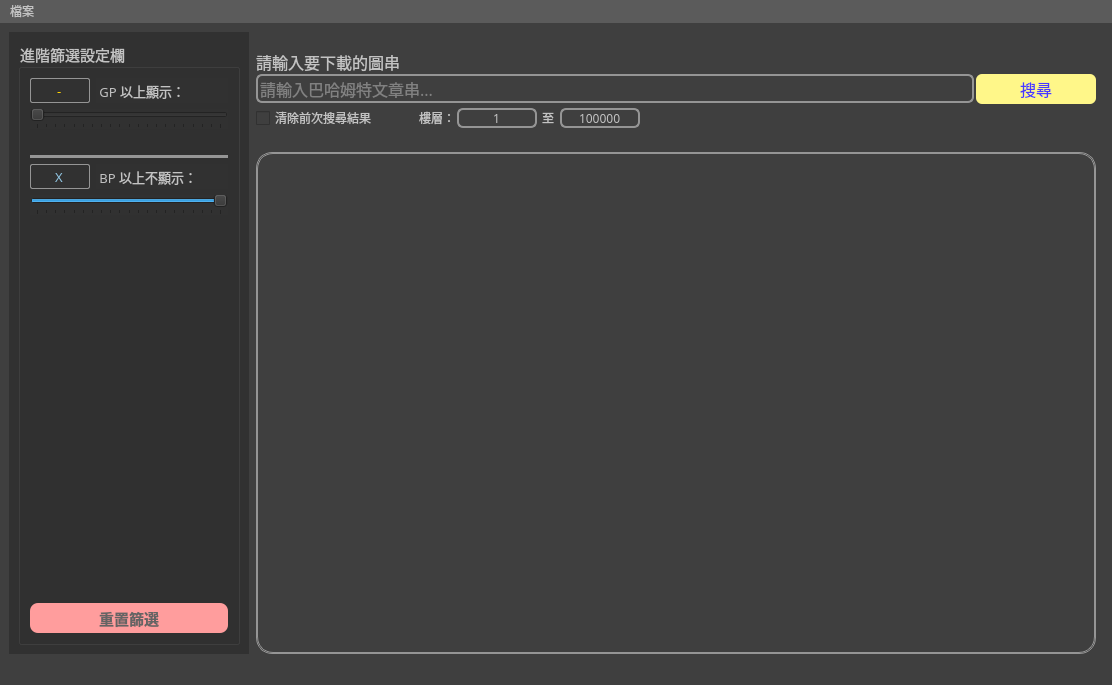
Above: resource/ui/mainwindow.ui from Bill2015/PyQt-Bahamut-Image-Downloader before the change. Below: the same form after it.
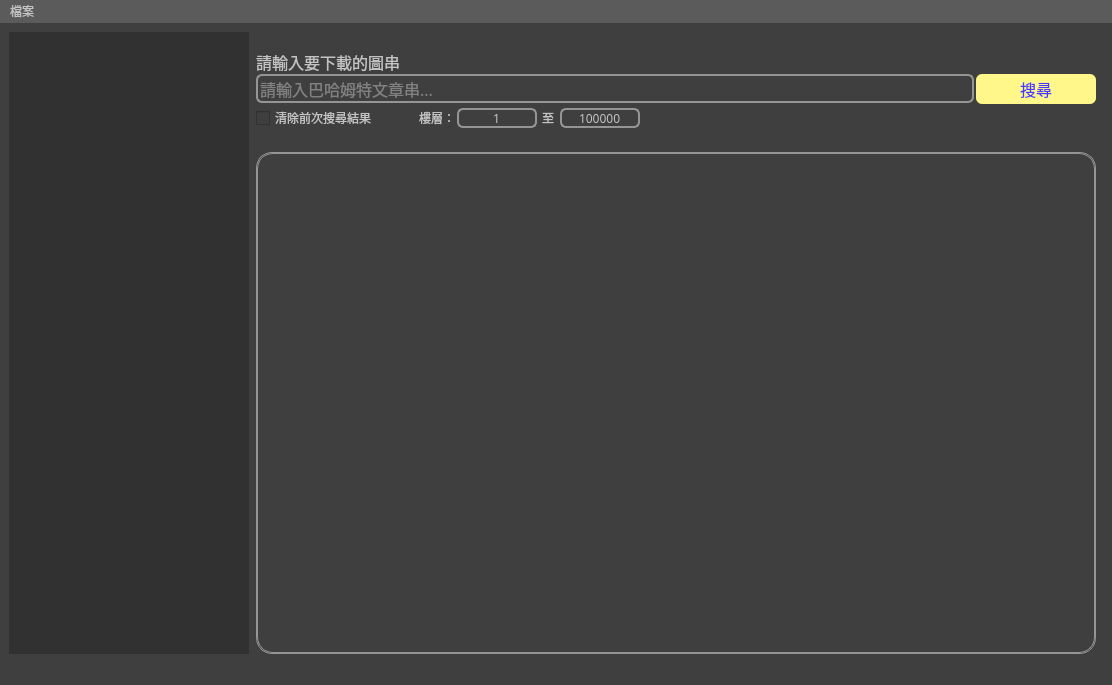
That is the form after the change.

Commit message:
Separate the Filter Widget
Change:
- Filter Widget separate a single ui

Todo:
- Store user filter setting and history.
- Image Scale function.
- Sorting Button (Floor, GP, BP)

Knowing Issue:
- when user remove the image, and reset it. the animation will playing incorrectly.
- Zip file, will occur the qt.gui.icc: fromIccProfile: failed minimal tag size sanity. KeepTracking
- When scrolling too fast, the program will crash immediately. KeepTracking
- Memery Leak is obvious on GIF

Diff of the .ui file:
```diff
--- a/resource/ui/mainwindow.ui
+++ b/resource/ui/mainwindow.ui
@@ -57,267 +57,10 @@
        </size>
       </property>
       <property name="styleSheet">
-       <string notr="true">background-color:rgb(49, 49, 49)</string>
-      </property>
-      <layout class="QVBoxLayout" name="verticalLayout">
-       <item>
-        <widget class="QGroupBox" name="filterGroupBox">
-         <property name="font">
-          <font>
-           <family>微軟正黑體</family>
-           <pointsize>11</pointsize>
-          </font>
-         </property>
-         <property name="styleSheet">
-          <string notr="true">color:rgb(195, 195, 195)</string>
-         </property>
-         <property name="title">
-          <string>進階篩選設定欄</string>
-         </property>
-         <layout class="QVBoxLayout" name="verticalLayout_4">
-          <item>
-           <layout class="QHBoxLayout" name="horizontalLayout_3">
-            <item>
-             <widget class="QLineEdit" name="gpLineEdit">
-              <property name="minimumSize">
-               <size>
-                <width>0</width>
-                <height>25</height>
-               </size>
-              </property>
-              <property name="maximumSize">
-               <size>
-                <width>60</width>
-                <height>16777215</height>
-               </size>
-              </property>
-              <property name="font">
-               <font>
-                <family>微軟正黑體</family>
-                <pointsize>10</pointsize>
-               </font>
-              </property>
-              <property name="styleSheet">
-               <string notr="true">color:rgb(255, 213, 1);
-border-style: solid;
-border-color: rgb(149, 149, 149);
-border-width: 1px;
-border-radius:2px;</string>
-              </property>
-              <property name="text">
-               <string>-</string>
-              </property>
-              <property name="alignment">
-               <set>Qt::AlignCenter</set>
-              </property>
-             </widget>
-            </item>
-            <item>
-             <widget class="QLabel" name="gpDisplayLabel">
-              <property name="font">
-               <font>
-                <family>微軟正黑體</family>
-                <pointsize>10</pointsize>
-               </font>
-              </property>
-              <property name="styleSheet">
-               <string notr="true">color:rgb(195, 195, 195)</string>
-              </property>
-              <property name="text">
-               <string> GP 以上顯示：</string>
-              </property>
-             </widget>
-            </item>
-           </layout>
-          </item>
-          <item>
-           <widget class="QSlider" name="gpSlider">
-            <property name="maximum">
-             <number>1000</number>
-            </property>
-            <property name="orientation">
-             <enum>Qt::Horizontal</enum>
-            </property>
-            <property name="tickPosition">
-             <enum>QSlider::TicksBelow</enum>
-            </property>
-            <property name="tickInterval">
-             <number>50</number>
-            </property>
-           </widget>
-          </item>
-          <item>
-           <spacer name="verticalSpacer_2">
-            <property name="orientation">
-             <enum>Qt::Vertical</enum>
-            </property>
-            <property name="sizeType">
-             <enum>QSizePolicy::Fixed</enum>
-            </property>
-            <property name="sizeHint" stdset="0">
-             <size>
-              <width>20</width>
-              <height>20</height>
-             </size>
-            </property>
-           </spacer>
-          </item>
-          <item>
-           <widget class="Line" name="line">
-            <property name="autoFillBackground">
-             <bool>false</bool>
-            </property>
-            <property name="styleSheet">
-             <string notr="true">color: rgb(195, 195, 195);
-border-style: solid;
-border-color: rgb(149, 149, 149);
-border-width: 2px;
-border-radius: 6px;</string>
-            </property>
-            <property name="lineWidth">
-             <number>3</number>
-            </property>
-            <property name="orientation">
-             <enum>Qt::Horizontal</enum>
-            </property>
-           </widget>
-          </item>
-          <item>
-           <layout class="QHBoxLayout" name="horizontalLayout">
-            <item>
-             <widget class="QLineEdit" name="bpLineEdit">
-              <property name="minimumSize">
-               <size>
-                <width>0</width>
-                <height>25</height>
-               </size>
-              </property>
-              <property name="maximumSize">
-               <size>
-                <width>60</width>
-                <height>16777215</height>
-               </size>
-              </property>
-              <property name="font">
-               <font>
-                <family>微軟正黑體</family>
-                <pointsize>10</pointsize>
-               </font>
-              </property>
-              <property name="styleSheet">
-               <string notr="true">color:rgb(144, 197, 226);
-border-style: solid;
-border-color: rgb(149, 149, 149);
-border-width: 1px;
-border-radius: 2px;</string>
-              </property>
-              <property name="text">
-               <string>X</string>
-              </property>
-              <property name="alignment">
-               <set>Qt::AlignCenter</set>
-              </property>
-             </widget>
-            </item>
-            <item>
-             <widget class="QLabel" name="bpDisplayLabel">
-              <property name="font">
-               <font>
-                <family>微軟正黑體</family>
-                <pointsize>10</pointsize>
-               </font>
-              </property>
-              <property name="styleSheet">
-               <string notr="true">color:rgb(195, 195, 195)</string>
-              </property>
-              <property name="text">
-               <string> BP 以上不顯示：</string>
-              </property>
-             </widget>
-            </item>
-           </layout>
-          </item>
-          <item>
-           <widget class="QSlider" name="bpSlider">
-            <property name="autoFillBackground">
-             <bool>false</bool>
-            </property>
-            <property name="maximum">
-             <number>1000</number>
-            </property>
-            <property name="value">
-             <number>1000</number>
-            </property>
-            <property name="orientation">
-             <enum>Qt::Horizontal</enum>
-            </property>
-            <property name="invertedAppearance">
-             <bool>false</bool>
-            </property>
-            <property name="invertedControls">
-             <bool>false</bool>
-            </property>
-            <property name="tickPosition">
-             <enum>QSlider::TicksBelow</enum>
-            </property>
-            <property name="tickInterval">
-             <number>50</number>
-            </property>
-           </widget>
-          </item>
-          <item>
-           <spacer name="verticalSpacer">
-            <property name="orientation">
-             <enum>Qt::Vertical</enum>
-            </property>
-            <property name="sizeHint" stdset="0">
-             <size>
-              <width>20</width>
-              <height>40</height>
-             </size>
-            </property>
-           </spacer>
-          </item>
-          <item>
-           <widget class="QPushButton" name="resetButton">
-            <property name="minimumSize">
-             <size>
-              <width>0</width>
-              <height>30</height>
-             </size>
-            </property>
-            <property name="font">
-             <font>
-              <family>微軟正黑體</family>
-              <pointsize>11</pointsize>
-              <weight>75</weight>
-              <bold>true</bold>
-             </font>
-            </property>
-            <property name="styleSheet">
-             <string notr="true">QPushButton#resetButton:hover
-{
-  	background-color:rgb(255, 119, 119);
-	color:white;
-}
-QPushButton#resetButton{
-	color:rgb(100, 100, 100);
-	background-color:rgb(255, 157, 157);
-	border-style: solid;
-	border-radius: 8px;
-}
-
+       <string notr="true">background-color:rgb(49, 49, 49);
 </string>
-            </property>
-            <property name="text">
-             <string>重置篩選</string>
-            </property>
-           </widget>
-          </item>
-         </layout>
-        </widget>
-       </item>
-      </layout>
+      </property>
+      <layout class="QVBoxLayout" name="verticalLayout"/>
      </widget>
     </item>
     <item>
```
Left out of the diff: 4 changed lines with no effect on the pictures. The commit also changes 4 other files.
